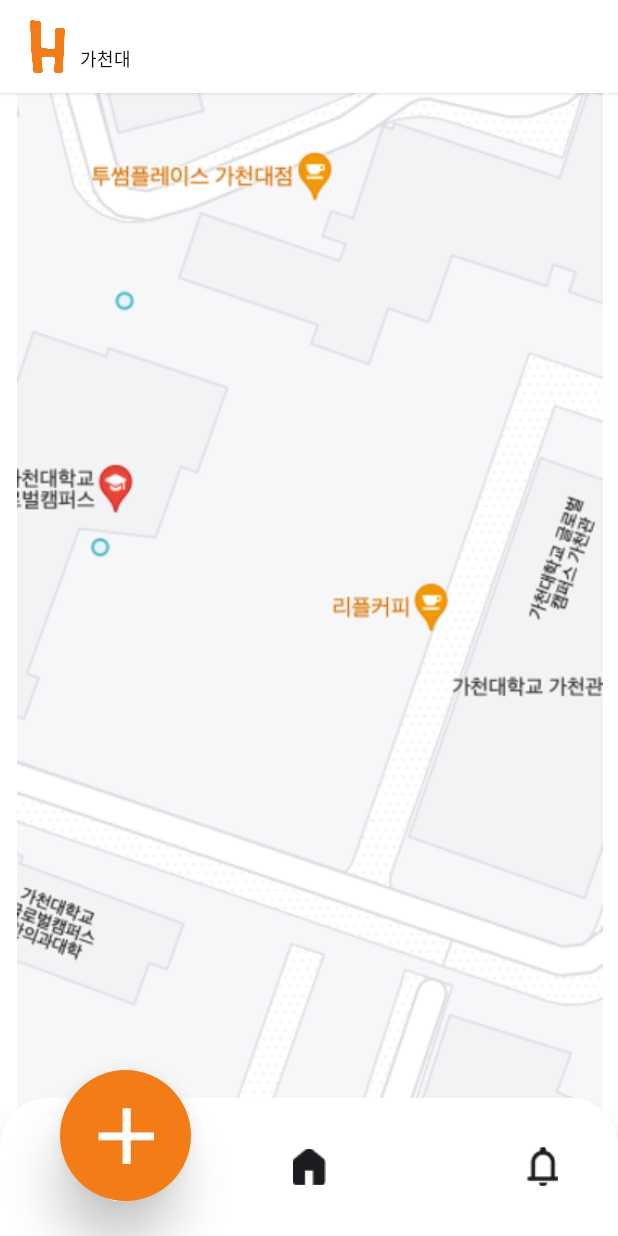
After one commit to Chanwoo-Jeong/HandsUP-UMC, an Android app: the layout activity_main_home.xml on its own in the app's theme, with its tools: preview values and no code run, on a phone screen of 412 x 824 dp. The commit adds this screen. Run offline under Robolectric (Android 15) with nearby library versions, the phone set to English and light mode, and no system bars.

Commit message:
feat: 메인 홈 상단, 하단바 퍼블리싱

```diff
--- a/app/build.gradle
+++ b/app/build.gradle
@@ -34,6 +34,9 @@ android {
     kotlinOptions {
         jvmTarget = '1.8'
     }
+    buildFeatures {
+        viewBinding true
+    }
 }
 
 dependencies {
@@ -61,6 +64,8 @@ dependencies {
     implementation 'com.github.ybq:Android-SpinKit:1.4.0'
 
     implementation 'androidx.legacy:legacy-support-v4:1.0.0'
+    implementation 'androidx.navigation:navigation-fragment-ktx:2.5.3'
+    implementation 'androidx.navigation:navigation-ui-ktx:2.5.3'
 
     testImplementation 'junit:junit:4.13.2'
     androidTestImplementation 'androidx.test.ext:junit:1.1.3'
--- /dev/null
+++ b/app/src/main/res/drawable/rounded.xml
@@ -0,0 +1,7 @@
+<?xml version="1.0" encoding="utf-8"?>
+<shape xmlns:android="http://schemas.android.com/apk/res/android">
+    <solid android:color="@color/white"/>
+    <corners
+        android:topLeftRadius="32dp"
+        android:topRightRadius="32dp"/>
+</shape>
--- /dev/null
+++ b/app/src/main/res/layout/activity_main_home.xml
@@ -0,0 +1,104 @@
+<?xml version="1.0" encoding="utf-8"?>
+<androidx.constraintlayout.widget.ConstraintLayout
+    xmlns:android="http://schemas.android.com/apk/res/android"
+    xmlns:app="http://schemas.android.com/apk/res-auto"
+    xmlns:tools="http://schemas.android.com/tools"
+    android:layout_width="match_parent"
+    android:layout_height="match_parent"
+    tools:context=".src.main.mainHome.MainHomeActivity">
+
+    <androidx.appcompat.widget.Toolbar
+        android:elevation="2dp"
+        android:id="@id/toolbar"
+        android:layout_width="match_parent"
+        android:layout_height="62dp"
+        android:background="@color/white"
+        app:layout_constraintEnd_toEndOf="parent"
+        app:layout_constraintStart_toStartOf="parent"
+        app:layout_constraintTop_toTopOf="parent">
+        <ImageView
+            android:layout_width="23dp"
+            android:layout_height="42dp"
+            android:layout_marginLeft="20dp"
+            android:src="@drawable/hands_up_logo_vertical_orange"/>
+        <TextView
+            android:layout_width="wrap_content"
+            android:layout_height="wrap_content"
+            android:textColor="#101010"
+            android:layout_marginLeft="10dp"
+            android:textSize="12sp"
+            android:layout_marginTop="30dp"
+            android:textFontWeight="600"
+            android:text="가천대"/>
+    </androidx.appcompat.widget.Toolbar>
+
+
+    <!--위치 잡기 용/ 이후 api 연결 후 수정예정-->
+    <ImageView
+        android:layout_width="500dp"
+        android:layout_height="match_parent"
+        android:src="@drawable/img_map"
+        app:layout_constraintEnd_toEndOf="parent"
+        app:layout_constraintStart_toStartOf="parent" />
+
+
+    <androidx.coordinatorlayout.widget.CoordinatorLayout
+        android:id="@+id/container_layout"
+        android:layout_width="match_parent"
+        android:layout_height="match_parent"
+        app:layout_constraintBottom_toBottomOf="parent"
+        app:layout_constraintEnd_toEndOf="parent"
+        app:layout_constraintStart_toStartOf="parent">
+
+
+        <androidx.appcompat.widget.Toolbar
+            android:elevation="10dp"
+            android:id="@+id/toolbar"
+            android:layout_gravity="bottom"
+            android:layout_width="match_parent"
+            android:layout_height="92dp"
+            android:background="@drawable/rounded">
+            <ImageButton
+                android:layout_width="22dp"
+                android:layout_height="24dp"
+                android:backgroundTint="@color/white"
+                android:layout_gravity="start"
+                android:layout_marginLeft="195dp"
+                android:layout_marginBottom="32dp"
+                app:tint="#1C1B1F"
+                android:src="@drawable/ic_home"/>
+            <ImageButton
+                android:layout_width="21dp"
+                android:layout_height="26dp"
+                android:backgroundTint="@color/white"
+                android:layout_gravity="end"
+                android:layout_marginRight="40dp"
+                android:layout_marginBottom="32dp"
+                app:tint="#1C1B1F"
+                android:src="@drawable/ic_notifications"/>
+        </androidx.appcompat.widget.Toolbar>
+
+
+        <com.google.android.material.floatingactionbutton.FloatingActionButton
+            app:elevation="20dp"
+            android:id="@+id/floatingActionButton2"
+            android:layout_width="wrap_content"
+            android:layout_height="wrap_content"
+            android:layout_gravity="bottom|start"
+            android:layout_marginLeft="40dp"
+            android:layout_marginBottom="23dp"
+            android:backgroundTint="@color/main_orange"
+            android:src="@drawable/ic_add_1"
+            app:maxImageSize="38dp"
+            app:tint="@android:color/white"
+            app:borderWidth="0dp"
+            android:contentDescription="fab"
+            app:fabCustomSize="87dp"
+            android:elevation="0dp"
+            app:layout_constraintBottom_toBottomOf="parent"
+            app:layout_constraintStart_toStartOf="parent"/>
+
+
+    </androidx.coordinatorlayout.widget.CoordinatorLayout>
+
+</androidx.constraintlayout.widget.ConstraintLayout>
--- a/app/src/main/res/values/colors.xml
+++ b/app/src/main/res/values/colors.xml
@@ -23,5 +23,9 @@
     <color name="grey_400">#C6C6C6</color>
     <color name="grey_500">#A7A7A7</color>
     <color name="grey_600">#747474</color>
+    <color name="light_blue_50">#FFE1F5FE</color>
+    <color name="light_blue_200">#FF81D4FA</color>
+    <color name="light_blue_600">#FF039BE5</color>
+    <color name="light_blue_900">#FF01579B</color>
 
 </resources>
--- a/app/src/main/res/values/dimens.xml
+++ b/app/src/main/res/values/dimens.xml
@@ -2,4 +2,10 @@
     <!-- Default screen margins, per the Android Design guidelines. -->
     <dimen name="activity_horizontal_margin">16dp</dimen>
     <dimen name="activity_vertical_margin">16dp</dimen>
+
+    <!--
+Refer to App Widget Documentation for margin information
+http://developer.android.com/guide/topics/appwidgets/index.html#CreatingLayout
+    -->
+    <dimen name="widget_margin">0dp</dimen>
 </resources>
--- a/build.gradle
+++ b/build.gradle
@@ -6,7 +6,7 @@ buildscript {
         jcenter()
     }
     dependencies {
-        classpath 'com.android.tools.build:gradle:7.1.1'
+        classpath 'com.android.tools.build:gradle:7.3.0'
         classpath "org.jetbrains.kotlin:kotlin-gradle-plugin:$kotlin_version"
 
         // NOTE: Do not place your application dependencies here; they belong
```
Also changed, not shown: app/src/main/java/com/softsquared/template/kotlin/src/main/MainActivity.kt (+17 -20 lines), app/src/main/java/com/softsquared/template/kotlin/src/main/mainHome/MainHomeActivity.kt (added, +15 -0 lines), app/src/main/res/menu/toolbar_menu.xml (added, +11 -0 lines), app/src/main/res/values/styles.xml (+10 -1 lines), app/src/main/res/drawable/ic_add_1.png (added), app/src/main/res/drawable/ic_home.png (added), app/src/main/res/drawable/ic_menu.png (added), app/src/main/res/drawable/ic_notifications.png (added), app/src/main/res/drawable/img_map.png (added), gradle/wrapper/gradle-wrapper.properties.
